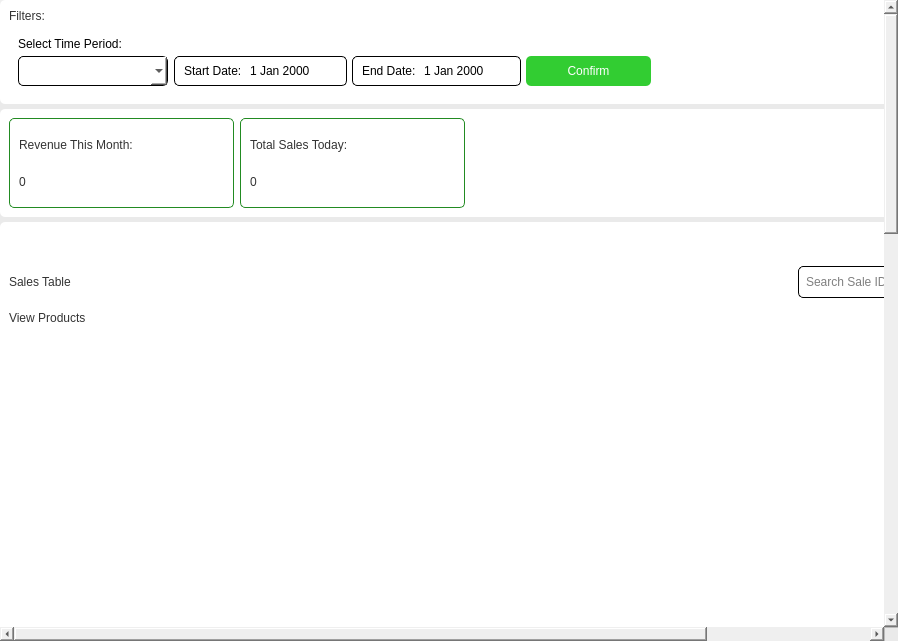
Above: app/src/ui/sales_report_page.ui from Kazu0210/Inventory-System before the change. Below: the same form after it.
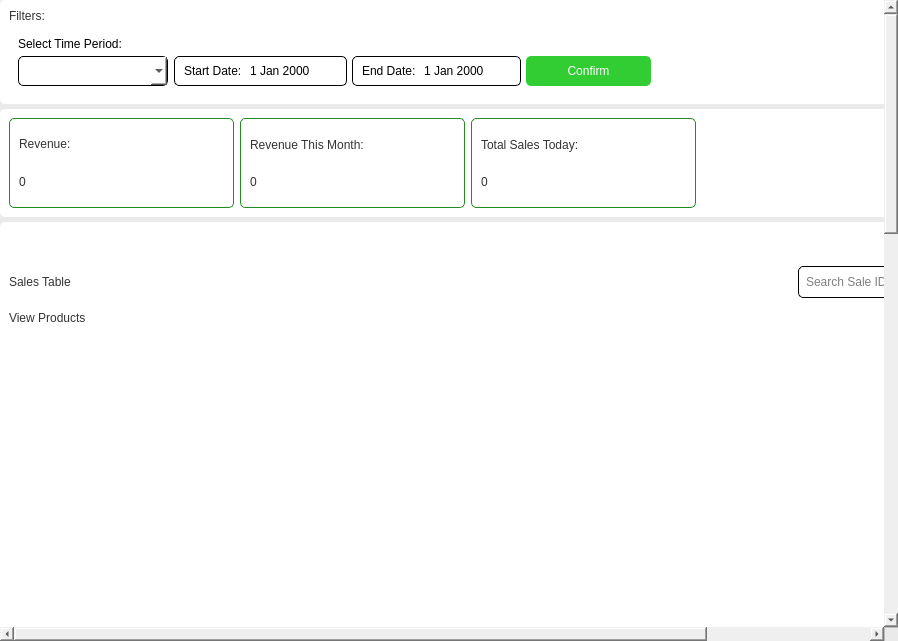
That is the form after the change. Icons and pictures are not drawn.

What changed in the file:
```diff
--- a/app/src/ui/sales_report_page.ui
+++ b/app/src/ui/sales_report_page.ui
@@ -411,6 +411,63 @@
           <enum>QFrame::Raised</enum>
          </property>
          <layout class="QHBoxLayout" name="horizontalLayout_3">
+          <item>
+           <widget class="QFrame" name="frame_19">
+            <property name="minimumSize">
+             <size>
+              <width>225</width>
+              <height>90</height>
+             </size>
+            </property>
+            <property name="maximumSize">
+             <size>
+              <width>225</width>
+              <height>90</height>
+             </size>
+            </property>
+            <property name="styleSheet">
+             <string notr="true">#frame_19{
+background-color: #fff;
+border: 1px solid #228B22;
+border-radius: 5px;
+}
+*{
+background-color: transparent;
+}</string>
+            </property>
+            <property name="frameShape">
+             <enum>QFrame::StyledPanel</enum>
+            </property>
+            <property name="frameShadow">
+             <enum>QFrame::Raised</enum>
+            </property>
+            <layout class="QVBoxLayout" name="verticalLayout_10">
+             <item>
+              <widget class="QLabel" name="revenue_title_label">
+               <property name="styleSheet">
+                <string notr="true">font: 63 12pt &quot;Noto Sans SemiBold&quot;;
+color: #333333;</string>
+               </property>
+               <property name="text">
+                <string>Revenue:</string>
+               </property>
+              </widget>
+             </item>
+             <item>
+              <widget class="QLabel" name="revenue_label">
+               <property name="styleSheet">
+                <string notr="true">font: 87 16pt &quot;Noto Sans Black&quot;;
+color: #333333;
+</string>
+               </property>
+               <property name="text">
+                <string>0</string>
+               </property>
+              </widget>
+             </item>
+            </layout>
+           </widget>
+          </item>
           <item>
            <widget class="QFrame" name="frame_2">
             <property name="minimumSize">
```
